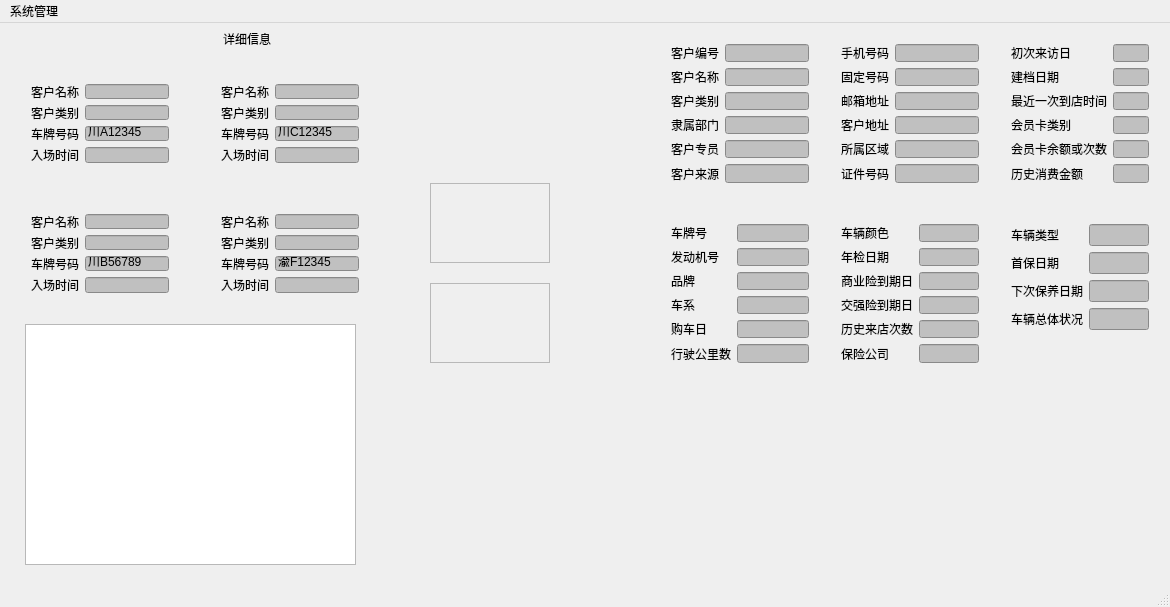
Anne081031/ParkSolution, file ParkCustomerCenter/mainwindow.ui: the form before one commit.
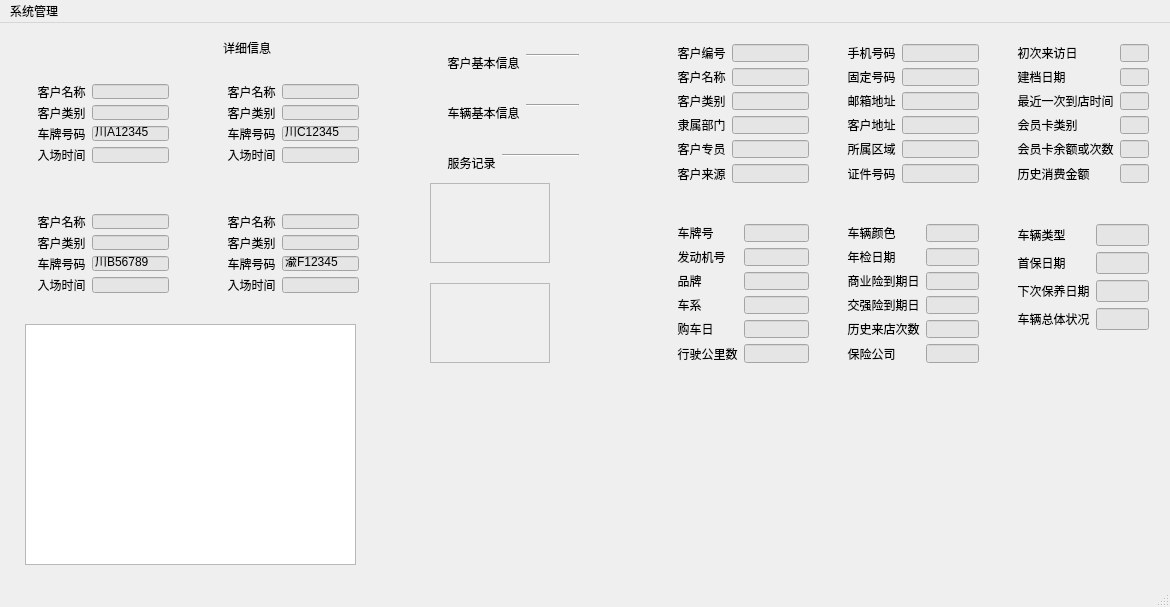
The form after the commit. Icons and pictures are not drawn.

Diff of the .ui file:
```diff
--- a/ParkCustomerCenter/mainwindow.ui
+++ b/ParkCustomerCenter/mainwindow.ui
@@ -20,9 +20,21 @@
       <x>200</x>
       <y>40</y>
       <width>181</width>
-      <height>121</height>
+      <height>111</height>
      </rect>
     </property>
+    <property name="minimumSize">
+     <size>
+      <width>0</width>
+      <height>111</height>
+     </size>
+    </property>
+    <property name="maximumSize">
+     <size>
+      <width>16777215</width>
+      <height>111</height>
+     </size>
+    </property>
     <widget class="QWidget" name="formLayoutWidget_3">
      <property name="geometry">
       <rect>
@@ -36,35 +48,35 @@
       <item row="0" column="0">
        <widget class="QLabel" name="lblCustomerName2">
         <property name="text">
-         <string>客户名称</string>
+         <string>  客户名称</string>
         </property>
        </widget>
       </item>
       <item row="1" column="0">
        <widget class="QLabel" name="lblCustomerCategory2">
         <property name="text">
-         <string>客户类别</string>
+         <string>  客户类别</string>
         </property>
        </widget>
       </item>
       <item row="2" column="0">
        <widget class="QLabel" name="lblPlate2">
         <property name="text">
-         <string>车牌号码</string>
+         <string>  车牌号码</string>
         </property>
        </widget>
       </item>
       <item row="3" column="0">
        <widget class="QLabel" name="lblEnterTime2">
         <property name="text">
-         <string>入场时间</string>
+         <string>  入场时间</string>
         </property>
        </widget>
       </item>
       <item row="0" column="1">
        <widget class="QLineEdit" name="edtName2">
         <property name="styleSheet">
-         <string notr="true">background-color: rgb(192, 192, 192);</string>
+         <string notr="true">background-color: rgb(229, 229, 229);</string>
         </property>
         <property name="readOnly">
          <bool>true</bool>
@@ -74,7 +86,7 @@
       <item row="2" column="1">
        <widget class="QLineEdit" name="edtPlateID2">
         <property name="styleSheet">
-         <string notr="true">background-color: rgb(192, 192, 192);</string>
+         <string notr="true">background-color: rgb(229, 229, 229);</string>
         </property>
         <property name="text">
          <string>川C12345</string>
@@ -87,7 +99,7 @@
       <item row="3" column="1">
        <widget class="QLineEdit" name="edtEnterTime2">
         <property name="styleSheet">
-         <string notr="true">background-color: rgb(192, 192, 192);</string>
+         <string notr="true">background-color: rgb(229, 229, 229);</string>
         </property>
         <property name="readOnly">
          <bool>true</bool>
@@ -97,7 +109,7 @@
       <item row="1" column="1">
        <widget class="QLineEdit" name="edtCustomerCategory2">
         <property name="styleSheet">
-         <string notr="true">background-color: rgb(192, 192, 192);</string>
+         <string notr="true">background-color: rgb(229, 229, 229);</string>
         </property>
         <property name="readOnly">
          <bool>true</bool>
@@ -132,6 +144,18 @@
       <height>111</height>
      </rect>
     </property>
+    <property name="minimumSize">
+     <size>
+      <width>0</width>
+      <height>111</height>
+     </size>
+    </property>
+    <property name="maximumSize">
+     <size>
+      <width>16777215</width>
+      <height>111</height>
+     </size>
+    </property>
     <widget class="QWidget" name="formLayoutWidget_4">
      <property name="geometry">
       <rect>
@@ -145,35 +169,35 @@
       <item row="0" column="0">
        <widget class="QLabel" name="lblCustomerName3">
         <property name="text">
-         <string>客户名称</string>
+         <string>  客户名称</string>
         </property>
        </widget>
       </item>
       <item row="1" column="0">
        <widget class="QLabel" name="lblCustomerCategory3">
         <property name="text">
-         <string>客户类别</string>
+         <string>  客户类别</string>
         </property>
        </widget>
       </item>
       <item row="2" column="0">
        <widget class="QLabel" name="lblPlate3">
         <property name="text">
-         <string>车牌号码</string>
+         <string>  车牌号码</string>
         </property>
        </widget>
       </item>
       <item row="3" column="0">
        <widget class="QLabel" name="lblEnterTime3">
         <property name="text">
-         <string>入场时间</string>
+         <string>  入场时间</string>
         </property>
        </widget>
       </item>
       <item row="0" column="1">
        <widget class="QLineEdit" name="edtName3">
         <property name="styleSheet">
-         <string notr="true">background-color: rgb(192, 192, 192);</string>
+         <string notr="true">background-color: rgb(229, 229, 229);</string>
         </property>
         <property name="readOnly">
          <bool>true</bool>
@@ -183,7 +207,7 @@
       <item row="1" column="1">
        <widget class="QLineEdit" name="edtCustomerCategory3">
         <property name="styleSheet">
-         <string notr="true">background-color: rgb(192, 192, 192);</string>
+         <string notr="true">background-color: rgb(229, 229, 229);</string>
         </property>
         <property name="readOnly">
          <bool>true</bool>
@@ -193,7 +217,7 @@
       <item row="2" column="1">
        <widget class="QLineEdit" name="edtPlateID3">
         <property name="styleSheet">
-         <string notr="true">background-color: rgb(192, 192, 192);</string>
+         <string notr="true">background-color: rgb(229, 229, 229);</string>
         </property>
         <property name="text">
          <string>渝F12345</string>
@@ -206,7 +230,7 @@
       <item row="3" column="1">
        <widget class="QLineEdit" name="edtEnterTime3">
         <property name="styleSheet">
-         <string notr="true">background-color: rgb(192, 192, 192);</string>
+         <string notr="true">background-color: rgb(229, 229, 229);</string>
         </property>
         <property name="readOnly">
          <bool>true</bool>
@@ -222,9 +246,21 @@
       <x>10</x>
       <y>40</y>
       <width>181</width>
-      <height>121</height>
+      <height>111</height>
      </rect>
     </property>
+    <property name="minimumSize">
+     <size>
+      <width>0</width>
+      <height>111</height>
+     </size>
+    </property>
+    <property name="maximumSize">
+     <size>
+      <width>16777215</width>
+      <height>111</height>
+     </size>
+    </property>
     <widget class="QWidget" name="formLayoutWidget">
      <property name="geometry">
       <rect>
@@ -238,35 +274,35 @@
       <item row="0" column="0">
        <widget class="QLabel" name="lblCustomerName0">
         <property name="text">
-         <string>客户名称</string>
+         <string>  客户名称</string>
         </property>
        </widget>
       </item>
       <item row="1" column="0">
        <widget class="QLabel" name="lblCustomerCategory0">
         <property name="text">
-         <string>客户类别</string>
+         <string>  客户类别</string>
         </property>
        </widget>
       </item>
       <item row="2" column="0">
        <widget class="QLabel" name="lblPlate0">
         <property name="text">
-         <string>车牌号码</string>
+         <string>  车牌号码</string>
         </property>
        </widget>
       </item>
       <item row="3" column="0">
        <widget class="QLabel" name="lblEnterTime0">
         <property name="text">
-         <string>入场时间</string>
+         <string>  入场时间</string>
         </property>
        </widget>
       </item>
       <item row="0" column="1">
        <widget class="QLineEdit" name="edtName0">
         <property name="styleSheet">
-         <string notr="true">background-color: rgb(192, 192, 192);</string>
+         <string notr="true">background-color: rgb(229, 229, 229);</string>
         </property>
         <property name="readOnly">
          <bool>true</bool>
@@ -276,7 +312,7 @@
       <item row="1" column="1">
        <widget class="QLineEdit" name="edtCustomerCategory0">
         <property name="styleSheet">
-         <string notr="true">background-color: rgb(192, 192, 192);</string>
+         <string notr="true">background-color: rgb(229, 229, 229);</string>
         </property>
         <property name="readOnly">
          <bool>true</bool>
@@ -286,7 +322,7 @@
       <item row="2" column="1">
        <widget class="QLineEdit" name="edtPlateID0">
         <property name="styleSheet">
-         <string notr="true">background-color: rgb(192, 192, 192);</string>
+         <string notr="true">background-color: rgb(229, 229, 229);</string>
         </property>
         <property name="text">
          <string>川A12345</string>
@@ -299,7 +335,7 @@
       <item row="3" column="1">
        <widget class="QLineEdit" name="edtEnterTime0">
         <property name="styleSheet">
-         <string notr="true">background-color: rgb(192, 192, 192);</string>
+         <string notr="true">background-color: rgb(229, 229, 229);</string>
         </property>
         <property name="readOnly">
          <bool>true</bool>
@@ -329,6 +365,18 @@
       <height>111</height>
      </rect>
     </property>
+    <property name="minimumSize">
+     <size>
+      <width>0</width>
+      <height>111</height>
+     </size>
+    </property>
+    <property name="maximumSize">
+     <size>
+      <width>16777215</width>
+      <height>111</height>
+     </size>
+    </property>
     <widget class="QWidget" name="formLayoutWidget_2">
      <property name="geometry">
       <rect>
@@ -342,35 +390,35 @@
       <item row="0" column="0">
        <widget class="QLabel" name="lblCustomerName1">
         <property name="text">
-         <string>客户名称</string>
+         <string>  客户名称</string>
         </property>
        </widget>
       </item>
       <item row="1" column="0">
        <widget class="QLabel" name="lblCustomerCategory1">
         <property name="text">
-         <string>客户类别</string>
+         <string>  客户类别</string>
         </property>
        </widget>
       </item>
       <item row="2" column="0">
        <widget class="QLabel" name="lblPlate1">
         <property name="text">
-         <string>车牌号码</string>
+         <string>  车牌号码</string>
         </property>
        </widget>
       </item>
       <item row="3" column="0">
        <widget class="QLabel" name="lblEnterTime1">
         <property name="text">
-         <string>入场时间</string>
+         <string>  入场时间</string>
         </property>
        </widget>
       </item>
       <item row="0" column="1">
        <widget class="QLineEdit" name="edtName1">
         <property name="styleSheet">
-         <string notr="true">background-color: rgb(192, 192, 192);</string>
+         <string notr="true">background-color: rgb(229, 229, 229);</string>
         </property>
         <property name="readOnly">
          <bool>true</bool>
@@ -380,7 +428,7 @@
       <item row="1" column="1">
        <widget class="QLineEdit" name="edtCustomerCategory1">
         <property name="styleSheet">
-         <string notr="true">background-color: rgb(192, 192, 192);</string>
+         <string notr="true">background-color: rgb(229, 229, 229);</string>
         </property>
         <property name="readOnly">
          <bool>true</bool>
@@ -390,7 +438,7 @@
       <item row="2" column="1">
        <widget class="QLineEdit" name="edtPlateID1">
         <property name="styleSheet">
-         <string notr="true">background-color: rgb(192, 192, 192);</string>
+         <string notr="true">background-color: rgb(229, 229, 229);</string>
         </property>
         <property name="text">
          <string>川B56789</string>
@@ -403,7 +451,7 @@
       <item row="3" column="1">
        <widget class="QLineEdit" name="edtEnterTime1">
         <property name="styleSheet">
-         <string notr="true">background-color: rgb(192, 192, 192);</string>
+         <string notr="true">background-color: rgb(229, 229, 229);</string>
         </property>
         <property name="readOnly">
          <bool>true</bool>
@@ -457,9 +505,15 @@
       <x>220</x>
       <y>10</y>
       <width>54</width>
-      <height>12</height>
+      <height>30</height>
      </rect>
     </property>
+    <property name="minimumSize">
+     <size>
+      <width>0</width>
+      <height>30</height>
+     </size>
+    </property>
     <property name="text">
      <string>详细信息</string>
     </property>
@@ -482,14 +536,23 @@
        <x>10</x>
        <y>10</y>
        <width>160</width>
-       <height>21</height>
+       <height>32</height>
       </rect>
      </property>
      <layout class="QFormLayout" name="formLayout4">
       <item row="0" column="0">
        <widget class="QLabel" name="lblCustomerBasic">
+        <property name="minimumSize">
+         <size>
+          <width>0</width>
+          <height>15</height>
+         </size>
+        </property>
         <property name="text">
-         <string>客户基本信息</string>
+         <string>  客户基本信息</string>
+        </property>
+        <property name="alignment">
+         <set>Qt::AlignLeading|Qt::AlignLeft|Qt::AlignTop</set>
         </property>
        </widget>
       </item>
@@ -518,14 +581,23 @@
        <x>10</x>
        <y>10</y>
        <width>160</width>
-       <height>21</height>
+       <height>32</height>
       </rect>
      </property>
      <layout class="QFormLayout" name="formLayout5">
       <item row="0" column="0">
        <widget class="QLabel" name="lblVehicleBasic">
+        <property name="minimumSize">
+         <size>
+          <width>0</width>
+          <height>15</height>
+         </size>
+        </property>
         <property name="text">
-         <string>车辆基本信息</string>
+         <string>  车辆基本信息</string>
+        </property>
+        <property name="alignment">
+         <set>Qt::AlignLeading|Qt::AlignLeft|Qt::AlignTop</set>
         </property>
        </widget>
       </item>
@@ -554,14 +626,23 @@
        <x>10</x>
        <y>10</y>
        <width>160</width>
-       <height>21</height>
+       <height>32</height>
       </rect>
      </property>
      <layout class="QFormLayout" name="formLayout6">
       <item row="0" column="0">
        <widget class="QLabel" name="lblServiceRecord">
+        <property name="minimumSize">
+         <size>
+          <width>0</width>
+          <height>15</height>
+         </size>
+        </property>
         <property name="text">
-         <string>服务记录</string>
+         <string>  服务记录</string>
+        </property>
+        <property name="alignment">
+         <set>Qt::AlignLeading|Qt::AlignLeft|Qt::AlignTop</set>
         </property>
        </widget>
       </item>
@@ -643,14 +724,15 @@
      <item row="0" column="0">
       <widget class="QLabel" name="label">
        <property name="text">
-        <string>客户编号</string>
+        <string>  客户编号</string>
        </property>
       </widget>
      </item>
      <item row="0" column="1">
       <widget class="QLineEdit" name="edtCustomerID">
        <property name="styleSheet">
-        <string notr="true">background-color: rgb(192, 192, 192);</string>
+        <string>background-color: rgb(229, 229, 229);
+border-image: url();</string>
        </property>
        <property name="readOnly">
         <bool>true</bool>
@@ -660,14 +742,15 @@
      <item row="1" column="0">
       <widget class="QLabel" name="label_2">
        <property name="text">
-        <string>客户名称</string>
+        <string>  客户名称</string>
        </property>
       </widget>
      </item>
      <item row="1" column="1">
       <widget class="QLineEdit" name="edtName">
        <property name="styleSheet">
-        <string notr="true">background-color: rgb(192, 192, 192);</string>
+        <string notr="true">background-color: rgb(229, 229, 229);
+border-image: url();</string>
        </property>
        <property name="readOnly">
         <bool>true</bool>
@@ -677,14 +760,15 @@
      <item row="2" column="0">
       <widget class="QLabel" name="label_3">
        <property name="text">
-        <string>客户类别</string>
+        <string>  客户类别</string>
        </property>
       </widget>
      </item>
      <item row="2" column="1">
       <widget class="QLineEdit" name="edtCustomerCategory">
        <property name="styleSheet">
-        <string notr="true">background-color: rgb(192, 192, 192);</string>
+        <string notr="true">background-color: rgb(229, 229, 229);
+border-image: url();</string>
        </property>
        <property name="readOnly">
         <bool>true</bool>
@@ -694,14 +778,15 @@
      <item row="3" column="0">
       <widget class="QLabel" name="label_4">
        <property name="text">
-        <string>隶属部门</string>
+        <string>  隶属部门</string>
        </property>
       </widget>
      </item>
      <item row="3" column="1">
       <widget class="QLineEdit" name="edtDepartment">
        <property name="styleSheet">
-        <string notr="true">background-color: rgb(192, 192, 192);</string>
+        <string notr="true">background-color: rgb(229, 229, 229);
+border-image: url();</string>
        </property>
        <property name="readOnly">
         <bool>true</bool>
@@ -711,14 +796,15 @@
      <item row="4" column="0">
       <widget class="QLabel" name="label_5">
        <property name="text">
-        <string>客户专员</string>
+        <string>  客户专员</string>
        </property>
       </widget>
      </item>
      <item row="4" column="1">
       <widget class="QLineEdit" name="edtAccountExecutive">
        <property name="styleSheet">
-        <string notr="true">background-color: rgb(192, 192, 192);</string>
+        <string notr="true">background-color: rgb(229, 229, 229);
+border-image: url();</string>
        </property>
        <property name="readOnly">
         <bool>true</bool>
@@ -728,14 +814,15 @@
      <item row="5" column="0">
       <widget class="QLabel" name="label_6">
        <property name="text">
-        <string>客户来源</string>
+        <string>  客户来源</string>
        </property>
       </widget>
      </item>
      <item row="5" column="1">
       <widget class="QLineEdit" name="edtCustomerSource">
        <property name="styleSheet">
-        <string notr="true">background-color: rgb(192, 192, 192);</string>
+        <string notr="true">background-color: rgb(229, 229, 229);
+border-image: url();</string>
        </property>
        <property name="readOnly">
         <bool>true</bool>
@@ -770,14 +857,15 @@
      <item row="0" column="0">
       <widget class="QLabel" name="label_9">
        <property name="text">
-        <string>手机号码</string>
+        <string>  手机号码</string>
        </property>
       </widget>
      </item>
      <item row="0" column="1">
       <widget class="QLineEdit" name="edtMobilePhone">
        <property name="styleSheet">
-        <string notr="true">background-color: rgb(192, 192, 192);</string>
+        <string notr="true">background-color: rgb(229, 229, 229);
+border-image: url();</string>
        </property>
        <property name="readOnly">
         <bool>true</bool>
@@ -787,14 +875,15 @@
      <item row="1" column="0">
       <widget class="QLabel" name="label_10">
        <property name="text">
-        <string>固定号码</string>
+        <string>  固定号码</string>
        </property>
       </widget>
      </item>
      <item row="1" column="1">
       <widget class="QLineEdit" name="edtLandline">
        <property name="styleSheet">
-        <string notr="true">background-color: rgb(192, 192, 192);</string>
+        <string notr="true">background-color: rgb(229, 229, 229);
+border-image: url();</string>
        </property>
        <property name="readOnly">
         <bool>true</bool>
@@ -804,14 +893,15 @@
      <item row="2" column="0">
       <widget class="QLabel" name="label_11">
        <property name="text">
-        <string>邮箱地址</string>
+        <string>  邮箱地址</string>
        </property>
       </widget>
      </item>
      <item row="2" column="1">
       <widget class="QLineEdit" name="edtEMail">
        <property name="styleSheet">
-        <string notr="true">background-color: rgb(192, 192, 192);</string>
+        <string notr="true">background-color: rgb(229, 229, 229);
+border-image: url();</string>
        </property>
        <property name="readOnly">
         <bool>true</bool>
@@ -821,14 +911,15 @@
      <item row="3" column="0">
       <widget class="QLabel" name="label_12">
        <property name="text">
-        <string>客户地址</string>
+        <string>  客户地址</string>
        </property>
       </widget>
      </item>
      <item row="3" column="1">
       <widget class="QLineEdit" name="edtAddress">
        <property name="styleSheet">
-        <string notr="true">background-color: rgb(192, 192, 192);</string>
+        <string notr="true">background-color: rgb(229, 229, 229);
+border-image: url();</string>
        </property>
        <property name="readOnly">
         <bool>true</bool>
@@ -838,14 +929,15 @@
      <item row="4" column="0">
       <widget class="QLabel" name="label_13">
        <property name="text">
-        <string>所属区域</string>
+        <string>  所属区域</string>
        </property>
       </widget>
      </item>
      <item row="4" column="1">
       <widget class="QLineEdit" name="edtDistrict">
        <property name="styleSheet">
-        <string notr="true">background-color: rgb(192, 192, 192);</string>
+        <string notr="true">background-color: rgb(229, 229, 229);
+border-image: url();</string>
        </property>
        <property name="readOnly">
         <bool>true</bool>
@@ -855,14 +947,15 @@
      <item row="5" column="0">
       <widget class="QLabel" name="label_14">
        <property name="text">
-        <string>证件号码</string>
+        <string>  证件号码</string>
        </property>
       </widget>
      </item>
      <item row="5" column="1">
       <widget class="QLineEdit" name="edtCredentialsID">
        <property name="styleSheet">
-        <string notr="true">background-color: rgb(192, 192, 192);</string>
+        <string notr="true">background-color: rgb(229, 229, 229);
+border-image: url();</string>
        </property>
        <property name="readOnly">
         <bool>true</bool>
@@ -897,14 +990,15 @@
      <item row="0" column="0">
       <widget class="QLabel" name="label_15">
        <property name="text">
-        <string>初次来访日</string>
+        <string>  初次来访日</string>
        </property>
       </widget>
      </item>
      <item row="0" column="1">
       <widget class="QLineEdit" name="edtVistFirstTime">
        <property name="styleSheet">
-        <string notr="true">background-color: rgb(192, 192, 192);</string>
+        <string notr="true">background-color: rgb(229, 229, 229);
+border-image: url();</string>
        </property>
        <property name="readOnly">
         <bool>true</bool>
@@ -914,14 +1008,15 @@
      <item row="1" column="0">
       <widget class="QLabel" name="label_16">
        <property name="text">
-        <string>建档日期</string>
+        <string>  建档日期</string>
        </property>
       </widget>
      </item>
      <item row="1" column="1">
       <widget class="QLineEdit" name="edtEntryTime">
        <property name="styleSheet">
-        <string notr="true">background-color: rgb(192, 192, 192);</string>
+        <string notr="true">background-color: rgb(229, 229, 229);
+border-image: url();</string>
        </property>
        <property name="readOnly">
         <bool>true</bool>
@@ -931,14 +1026,15 @@
      <item row="2" column="0">
       <widget class="QLabel" name="label_17">
        <property name="text">
-        <string>最近一次到店时间</string>
+        <string>  最近一次到店时间</string>
        </property>
       </widget>
      </item>
      <item row="2" column="1">
       <widget class="QLineEdit" name="edtVistNewlyTime">
        <property name="styleSheet">
-        <string notr="true">background-color: rgb(192, 192, 192);</string>
+        <string notr="true">background-color: rgb(229, 229, 229);
+border-image: url();</string>
        </property>
        <property name="readOnly">
         <bool>true</bool>
@@ -948,14 +1044,15 @@
      <item row="3" column="0">
       <widget class="QLabel" name="label_18">
        <property name="text">
-        <string>会员卡类别</string>
+        <string>  会员卡类别</string>
        </property>
       </widget>
      </item>
      <item row="3" column="1">
       <widget class="QLineEdit" name="edtMembershipClass">
        <property name="styleSheet">
-        <string notr="true">background-color: rgb(192, 192, 192);</string>
+        <string notr="true">background-color: rgb(229, 229, 229);
+border-image: url();</string>
        </property>
        <property name="readOnly">
         <bool>true</bool>
@@ -965,14 +1062,15 @@
      <item row="4" column="0">
       <widget class="QLabel" name="label_19">
        <property name="text">
-        <string>会员卡余额或次数</string>
+        <string>  会员卡余额或次数</string>
        </property>
       </widget>
      </item>
      <item row="4" column="1">
       <widget class="QLineEdit" name="edtMembershipCardSurplus">
        <property name="styleSheet">
-        <string notr="true">background-color: rgb(192, 192, 192);</string>
+        <string notr="true">background-color: rgb(229, 229, 229);
+border-image: url();</string>
        </property>
        <property name="readOnly">
         <bool>true</bool>
@@ -982,14 +1080,15 @@
      <item row="5" column="0">
       <widget class="QLabel" name="label_20">
        <property name="text">
-        <string>历史消费金额</string>
+        <string>  历史消费金额</string>
        </property>
       </widget>
      </item>
      <item row="5" column="1">
       <widget class="QLineEdit" name="edtConsumptionAmount">
        <property name="styleSheet">
-        <string notr="true">background-color: rgb(192, 192, 192);</string>
+        <string notr="true">background-color: rgb(229, 229, 229);
+border-image: url();</string>
        </property>
        <property name="readOnly">
         <bool>true</bool>
@@ -1014,14 +1113,15 @@
      <item row="0" column="0">
       <widget class="QLabel" name="label_7">
        <property name="text">
-        <string>车牌号</string>
+        <string>  车牌号</string>
        </property>
       </widget>
      </item>
      <item row="0" column="1">
       <widget class="QLineEdit" name="edtPlateID">
        <property name="styleSheet">
-        <string notr="true">background-color: rgb(192, 192, 192);</string>
+        <string notr="true">background-color: rgb(229, 229, 229);
+border-image: url();</string>
        </property>
        <property name="readOnly">
         <bool>true</bool>
@@ -1031,14 +1131,15 @@
      <item row="1" column="0">
       <widget class="QLabel" name="label_8">
        <property name="text">
-        <string>发动机号</string>
+        <string>  发动机号</string>
        </property>
       </widget>
      </item>
      <item row="1" column="1">
       <widget class="QLineEdit" name="edtMotorID">
        <property name="styleSheet">
-        <string notr="true">background-color: rgb(192, 192, 192);</string>
+        <string notr="true">background-color: rgb(229, 229, 229);
+border-image: url();</string>
        </property>
        <property name="readOnly">
         <bool>true</bool>
@@ -1048,14 +1149,15 @@
      <item row="2" column="0">
       <widget class="QLabel" name="label_21">
        <property name="text">
-        <string>品牌</string>
+        <string>  品牌</string>
        </property>
       </widget>
      </item>
      <item row="2" column="1">
       <widget class="QLineEdit" name="edtBrand">
        <property name="styleSheet">
-        <string notr="true">background-color: rgb(192, 192, 192);</string>
+        <string notr="true">background-color: rgb(229, 229, 229);
+border-image: url();</string>
        </property>
        <property name="readOnly">
         <bool>true</bool>
@@ -1065,14 +1167,15 @@
      <item row="3" column="0">
       <widget class="QLabel" name="label_22">
        <property name="text">
-        <string>车系</string>
+        <string>  车系</string>
        </property>
       </widget>
      </item>
      <item row="3" column="1">
       <widget class="QLineEdit" name="edtSeries">
        <property name="styleSheet">
-        <string notr="true">background-color: rgb(192, 192, 192);</string>
+        <string notr="true">background-color: rgb(229, 229, 229);
+border-image: url();</string>
        </property>
        <property name="readOnly">
         <bool>true</bool>
@@ -1082,14 +1185,15 @@
      <item row="4" column="0">
       <widget class="QLabel" name="label_23">
        <property name="text">
-        <string>购车日</string>
+        <string>  购车日</string>
        </property>
       </widget>
      </item>
      <item row="4" column="1">
       <widget class="QLineEdit" name="edtBuyDate">
        <property name="styleSheet">
-        <string notr="true">background-color: rgb(192, 192, 192);</string>
+        <string notr="true">background-color: rgb(229, 229, 229);
+border-image: url();</string>
        </property>
        <property name="readOnly">
         <bool>true</bool>
@@ -1099,14 +1203,15 @@
      <item row="5" column="0">
       <widget class="QLabel" name="label_24">
        <property name="text">
-        <string>行驶公里数</string>
+        <string>  行驶公里数</string>
        </property>
       </widget>
      </item>
      <item row="5" column="1">
       <widget class="QLineEdit" name="edtOdometer">
        <property name="styleSheet">
-        <string notr="true">background-color: rgb(192, 192, 192);</string>
+        <string notr="true">background-color: rgb(229, 229, 229);
+border-image: url();</string>
        </property>
        <property name="readOnly">
         <bool>true</bool>
@@ -1131,14 +1236,15 @@
      <item row="0" column="0">
       <widget class="QLabel" name="label_25">
        <property name="text">
-        <string>车辆颜色</string>
+        <string>  车辆颜色</string>
        </property>
       </widget>
      </item>
      <item row="0" column="1">
       <widget class="QLineEdit" name="edtColor">
        <property name="styleSheet">
-        <string notr="true">background-color: rgb(192, 192, 192);</string>
+        <string notr="true">background-color: rgb(229, 229, 229);
+border-image: url();</string>
        </property>
        <property name="readOnly">
         <bool>true</bool>
@@ -1148,14 +1254,15 @@
      <item row="1" column="0">
       <widget class="QLabel" name="label_26">
        <property name="text">
-        <string>年检日期</string>
+        <string>  年检日期</string>
        </property>
       </widget>
      </item>
      <item row="1" column="1">
       <widget class="QLineEdit" name="edtAannualSurveyDate">
        <property name="styleSheet">
-        <string notr="true">background-color: rgb(192, 192, 192);</string>
+        <string notr="true">background-color: rgb(229, 229, 229);
+border-image: url();</string>
        </property>
        <property name="readOnly">
         <bool>true</bool>
@@ -1165,14 +1272,15 @@
      <item row="2" column="0">
       <widget class="QLabel" name="label_27">
        <property name="text">
-        <string>商业险到期日</string>
+        <string>  商业险到期日</string>
        </property>
       </widget>
      </item>
      <item row="2" column="1">
       <widget class="QLineEdit" name="edtCommercialInsuranceExpiration">
        <property name="styleSheet">
-        <string notr="true">background-color: rgb(192, 192, 192);</string>
+        <string notr="true">background-color: rgb(229, 229, 229);
+border-image: url();</string>
        </property>
        <property name="readOnly">
         <bool>true</bool>
@@ -1182,14 +1290,15 @@
      <item row="3" column="0">
       <widget class="QLabel" name="label_28">
        <property name="text">
-        <string>交强险到期日</string>
+        <string>  交强险到期日</string>
        </property>
       </widget>
      </item>
      <item row="3" column="1">
       <widget class="QLineEdit" name="edtMandatoryInsuranceExpiration">
        <property name="styleSheet">
-        <string notr="true">background-color: rgb(192, 192, 192);</string>
+        <string notr="true">background-color: rgb(229, 229, 229);
+border-image: url();</string>
        </property>
        <property name="readOnly">
         <bool>true</bool>
@@ -1199,14 +1308,15 @@
      <item row="4" column="0">
       <widget class="QLabel" name="label_29">
        <property name="text">
-        <string>历史来店次数</string>
+        <string>  历史来店次数</string>
        </property>
       </widget>
      </item>
      <item row="4" column="1">
       <widget class="QLineEdit" name="edtVistCount">
        <property name="styleSheet">
-        <string notr="true">background-color: rgb(192, 192, 192);</string>
+        <string notr="true">background-color: rgb(229, 229, 229);
+border-image: url();</string>
        </property>
        <property name="readOnly">
         <bool>true</bool>
@@ -1216,14 +1326,15 @@
      <item row="5" column="0">
       <widget class="QLabel" name="label_30">
        <property name="text">
-        <string>保险公司</string>
+        <string>  保险公司</string>
        </property>
       </widget>
      </item>
      <item row="5" column="1">
       <widget class="QLineEdit" name="edtInsurer">
        <property name="styleSheet">
-        <string notr="true">background-color: rgb(192, 192, 192);</string>
+        <string notr="true">background-color: rgb(229, 229, 229);
+border-image: url();</string>
        </property>
        <property name="readOnly">
         <bool>true</bool>
@@ -1248,14 +1359,15 @@
      <item row="0" column="0">
       <widget class="QLabel" name="label_31">
        <property name="text">
-        <string>车辆类型</string>
+        <string>  车辆类型</string>
        </property>
       </widget>
      </item>
      <item row="0" column="1">
       <widget class="QLineEdit" name="edtFeature">
        <property name="styleSheet">
-        <string notr="true">background-color: rgb(192, 192, 192);</string>
+        <string notr="true">background-color: rgb(229, 229, 229);
+border-image: url();</string>
        </property>
        <property name="readOnly">
         <bool>true</bool>
@@ -1265,14 +1377,15 @@
      <item row="1" column="0">
       <widget class="QLabel" name="label_32">
        <property name="text">
-        <string>首保日期</string>
+        <string>  首保日期</string>
        </property>
       </widget>
      </item>
      <item row="1" column="1">
       <widget class="QLineEdit" name="edtMaintenanceFirstDate">
        <property name="styleSheet">
-        <string notr="true">background-color: rgb(192, 192, 192);</string>
+        <string notr="true">background-color: rgb(229, 229, 229);
+border-image: url();</string>
        </property>
        <property name="readOnly">
         <bool>true</bool>
@@ -1282,14 +1395,15 @@
      <item row="2" column="0">
       <widget class="QLabel" name="label_33">
        <property name="text">
-        <string>下次保养日期</string>
+        <string>  下次保养日期</string>
        </property>
       </widget>
      </item>
      <item row="2" column="1">
       <widget class="QLineEdit" name="edtMaintenanceNextDate">
        <property name="styleSheet">
-        <string notr="true">background-color: rgb(192, 192, 192);</string>
+        <string notr="true">background-color: rgb(229, 229, 229);
+border-image: url();</string>
        </property>
        <property name="readOnly">
         <bool>true</bool>
@@ -1299,14 +1413,15 @@
      <item row="3" column="0">
       <widget class="QLabel" name="label_34">
        <property name="text">
-        <string>车辆总体状况</string>
+        <string>  车辆总体状况</string>
        </property>
       </widget>
      </item>
      <item row="3" column="1">
       <widget class="QLineEdit" name="edtState">
        <property name="styleSheet">
-        <string notr="true">background-color: rgb(192, 192, 192);</string>
+        <string notr="true">background-color: rgb(229, 229, 229);
+border-image: url();</string>
        </property>
        <property name="readOnly">
         <bool>true</bool>
```
Left out of the diff: 3 changed lines with no effect on the pictures.
